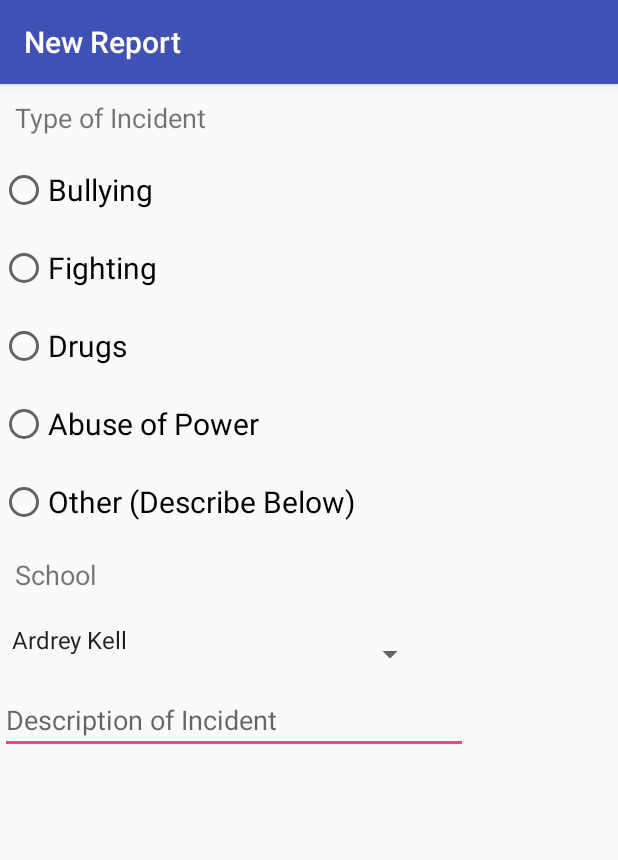
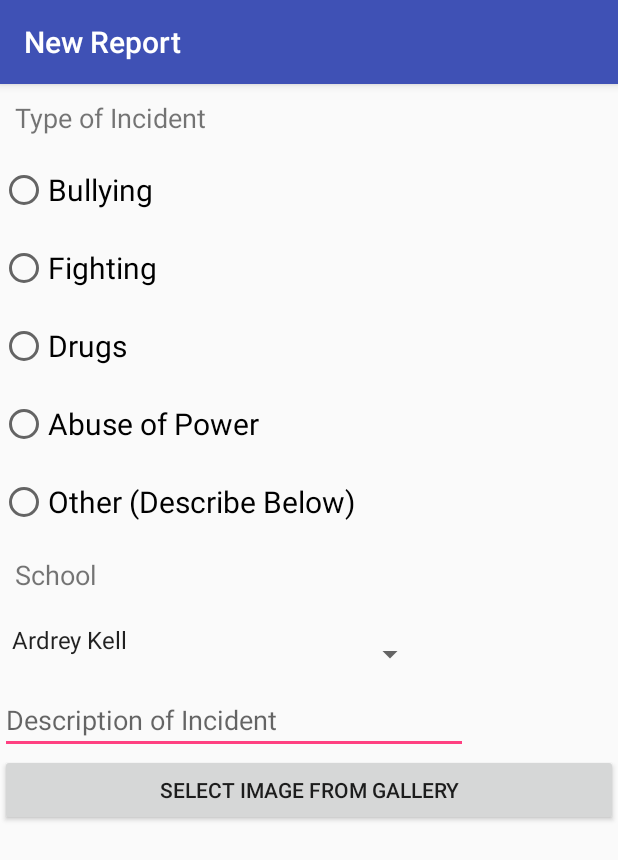
Before and after one commit to jumarmartin/PowerReport, an Android app: the screen it shows after launch (ReportActivity), after a tap on an icon or button, on a phone screen of 412 x 824 dp. Shown: the top 860 px of the screen. Run offline under Robolectric (Android 15) with nearby library versions, the phone set to English and light mode, and no system bars; our stand-ins replace Firebase (no records; nobody signed in at launch, a user with empty details on screens opened directly).

Commit message:
Added Firebase anonymous authentication, Added Button to context_report.xml for selecting image or video from device gallery, Added basic upload of image and video from device gallery, Added permission INTERNET - READ_EXTERNAL_STORAGE - CAMERA, updated gradle.build app level

```diff
--- a/app/src/main/AndroidManifest.xml
+++ b/app/src/main/AndroidManifest.xml
@@ -1,6 +1,10 @@
 <?xml version="1.0" encoding="utf-8"?>
 <manifest xmlns:android="http://schemas.android.com/apk/res/android"
     package="com.jumarmartin.powerreport">
+
+    <uses-permission android:name="android.permission.INTERNET"/>
+    <uses-permission android:name="android.permission.READ_EXTERNAL_STORAGE"/>
+    <uses-permission android:name="android.permission.CAMERA"/>
 
     <application
         android:allowBackup="true"
--- a/app/src/main/java/com/jumarmartin/powerreport/BaseActivity.java
+++ b/app/src/main/java/com/jumarmartin/powerreport/BaseActivity.java
@@ -1,16 +1,31 @@
 package com.jumarmartin.powerreport;
 
 import android.content.Intent;
+import android.content.pm.PackageManager;
 import android.os.Bundle;
+import android.support.annotation.NonNull;
 import android.support.design.widget.FloatingActionButton;
 import android.support.design.widget.Snackbar;
+import android.support.v4.content.ContextCompat;
 import android.support.v7.app.AppCompatActivity;
 import android.support.v7.widget.Toolbar;
+import android.util.Log;
 import android.view.View;
 import android.view.Menu;
 import android.view.MenuItem;
+import android.widget.Toast;
+
+import com.google.android.gms.tasks.OnCompleteListener;
+import com.google.android.gms.tasks.Task;
+import com.google.firebase.auth.AuthResult;
+import com.google.firebase.auth.FirebaseAuth;
+import com.google.firebase.auth.FirebaseUser;
 
 public class BaseActivity extends AppCompatActivity {
+
+    private FirebaseAuth mAuth;
+
+    private static final String TAG = "BaseActivity";
 
     @Override
     protected void onCreate(Bundle savedInstanceState) {
@@ -18,6 +33,9 @@ public class BaseActivity extends AppCompatActivity {
         setContentView(R.layout.activity_base);
         Toolbar toolbar = (Toolbar) findViewById(R.id.toolbar);
         setSupportActionBar(toolbar);
+
+        //Firebase Auth
+        mAuth = FirebaseAuth.getInstance();
 
         FloatingActionButton fab = (FloatingActionButton) findViewById(R.id.fab);
         fab.setOnClickListener(new View.OnClickListener() {
@@ -30,6 +48,28 @@ public class BaseActivity extends AppCompatActivity {
         });
 
     }
+
+    @Override
+    protected void onStart() {
+        super.onStart();
+        signInAnonymously();
+    }
+
+   private void signInAnonymously() {
+       mAuth.signInAnonymously()
+               .addOnCompleteListener(this, new OnCompleteListener<AuthResult>() {
+                   @Override
+                   public void onComplete(@NonNull Task<AuthResult> task) {
+                       if (task.isSuccessful()) {
+                           Log.d(TAG, "signInAnonymously:success");
+
+                       } else {
+                           Log.w(TAG, "signInAnonymously:failure", task.getException());
+                           Toast.makeText(BaseActivity.this, "Authentication Failed.", Toast.LENGTH_SHORT).show();
+                       }
+                   }
+               });
+   }
 
     @Override
     public boolean onCreateOptionsMenu(Menu menu) {
@@ -52,4 +92,5 @@ public class BaseActivity extends AppCompatActivity {
 
         return super.onOptionsItemSelected(item);
     }
+
  }
--- a/app/src/main/java/com/jumarmartin/powerreport/ReportActivity.java
+++ b/app/src/main/java/com/jumarmartin/powerreport/ReportActivity.java
@@ -1,21 +1,82 @@
 package com.jumarmartin.powerreport;
 
+import android.content.Intent;
+import android.net.Uri;
+import android.support.annotation.NonNull;
 import android.support.v7.app.AppCompatActivity;
 import android.os.Bundle;
+import android.view.View;
 import android.widget.ArrayAdapter;
+import android.widget.Button;
 import android.widget.Spinner;
+import android.widget.Toast;
+
+import com.google.android.gms.tasks.OnFailureListener;
+import com.google.android.gms.tasks.OnSuccessListener;
+import com.google.firebase.auth.FirebaseAuth;
+import com.google.firebase.storage.FirebaseStorage;
+import com.google.firebase.storage.StorageReference;
+import com.google.firebase.storage.UploadTask;
 
 import static com.jumarmartin.powerreport.R.id.school_spinner;
+import static com.jumarmartin.powerreport.R.id.select_image;
 
 
 public class ReportActivity extends AppCompatActivity {
+    //Firebase Storage
+    private Button mSelectImage;
 
+    private StorageReference mStorage;
+
+    private static final int GALLERY_INTENT = 2;
 
     @Override
     protected void onCreate(Bundle savedInstanceState) {
         setContentView(R.layout.activity_report);
         super.onCreate(savedInstanceState);
         addSchoolsToSpinner();
+
+        //Firebase Storage
+        mSelectImage = (Button) findViewById(select_image);
+
+        mStorage = FirebaseStorage.getInstance().getReference();
+
+        mSelectImage.setOnClickListener(new View.OnClickListener() {
+            @Override
+            public void onClick(View v) {
+
+                Intent intent = new Intent(Intent.ACTION_PICK);
+
+                intent.setType("image/*, video/*");
+                intent.putExtra(Intent.EXTRA_MIME_TYPES, new String[] {"image/*", "video/*"});
+
+                startActivityForResult(intent, GALLERY_INTENT);
+
+            }
+        });
+    }
+
+    @Override
+    protected void onActivityResult(int requestCode, int resultCode, Intent data) {
+        super.onActivityResult(requestCode, resultCode, data);
+
+        if (requestCode == GALLERY_INTENT && resultCode == RESULT_OK){
+            Uri uri = data.getData();
+
+            StorageReference filepath = mStorage.child("Photos").child(uri.getLastPathSegment());
+
+            filepath.putFile(uri).addOnSuccessListener(new OnSuccessListener<UploadTask.TaskSnapshot>() {
+                @Override
+                public void onSuccess(UploadTask.TaskSnapshot taskSnapshot) {
+                    Toast.makeText(ReportActivity.this, "Upload Done", Toast.LENGTH_LONG).show();
+                }
+            }).addOnFailureListener(new OnFailureListener() {
+                        @Override
+                        public void onFailure(@NonNull Exception e) {
+                            Toast.makeText(ReportActivity.this, "Upload Failure", Toast.LENGTH_LONG).show();
+                        }
+                    });
+        }
     }
 
     private void addSchoolsToSpinner() {
--- a/app/src/main/res/layout/content_report.xml
+++ b/app/src/main/res/layout/content_report.xml
@@ -1,5 +1,6 @@
 <?xml version="1.0" encoding="utf-8"?>
 <ScrollView xmlns:android="http://schemas.android.com/apk/res/android"
+    xmlns:app="http://schemas.android.com/apk/res-auto"
     xmlns:tools="http://schemas.android.com/tools"
     android:layout_width="match_parent"
     android:layout_height="match_parent"
@@ -115,6 +116,13 @@
                 android:ems="10"
                 android:hint="@string/description_of_incident"
                 android:inputType="textMultiLine" />
+
+            <Button
+                android:id="@+id/select_image"
+                android:layout_width="match_parent"
+                android:layout_height="wrap_content"
+                android:text="Select Image from Gallery" />
+
         </LinearLayout>
 
 </ScrollView>
```
